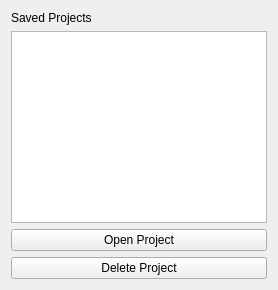
Shredder1603/MuseEase, file MVP/View/UI/SavedProjects.ui: the form before one commit.
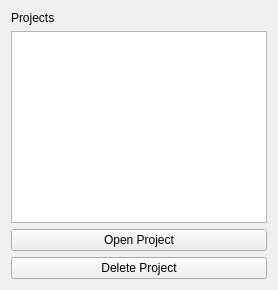
The form after the commit.

Commit message: Saved Project Features

Patch:
```diff
--- a/MVP/View/UI/SavedProjects.ui
+++ b/MVP/View/UI/SavedProjects.ui
@@ -9,7 +9,7 @@
    <item>
     <widget class="QLabel" name="label">
      <property name="text">
-      <string>Saved Projects</string>
+      <string>Projects</string>
      </property>
     </widget>
    </item>
```
The commit also changes 2 other files.
